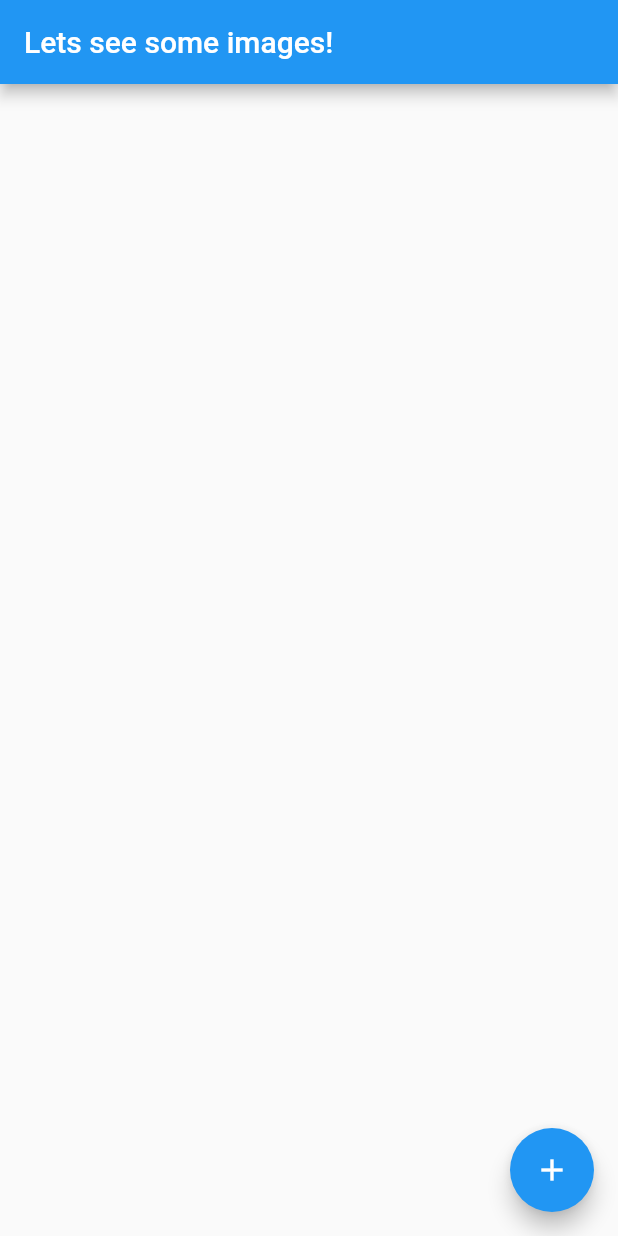
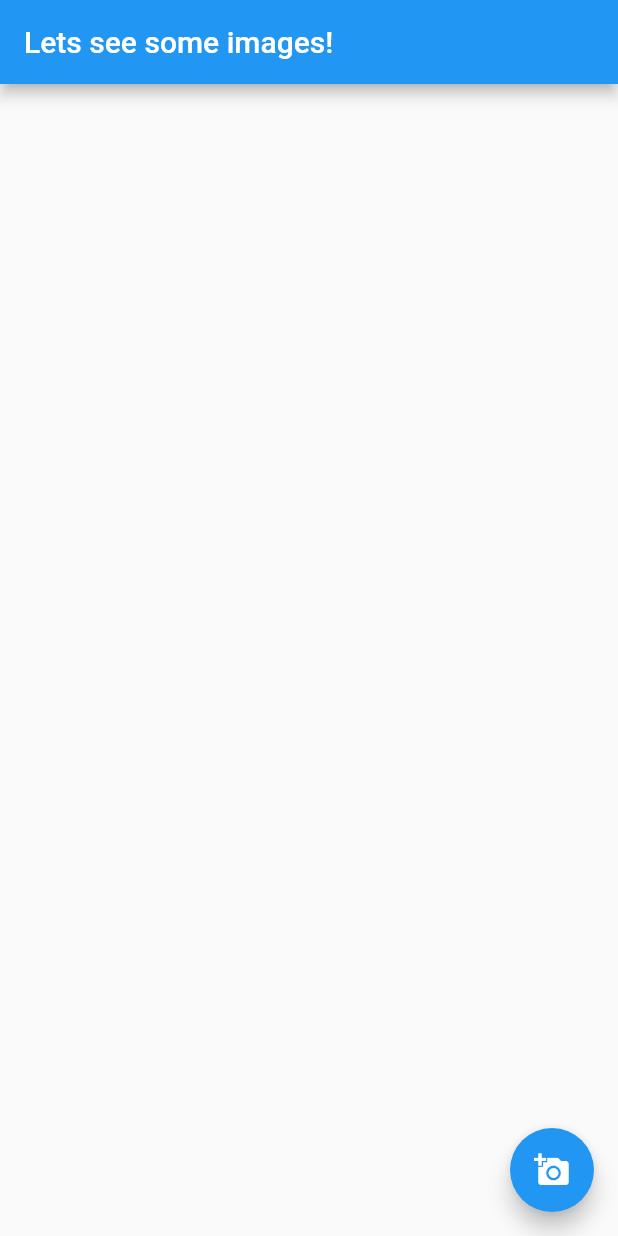
Before and after one commit to Zeztron/pics-app, a Flutter app: the screen it shows after launch, on a phone screen of 412 x 824 dp. Run offline on Flutter 3.47's test engine with Material 2 defaults, Android fonts, the phone set to English and light mode, and no system bars.

Commit message:
added http to get images and adding image

```diff
--- a/lib/main.dart
+++ b/lib/main.dart
@@ -1,4 +1,4 @@
 import 'package:flutter/material.dart';
-import 'src/app.dart';
+import 'src/app.dart' show App;
 
 void main() => runApp(App());
--- a/lib/src/app.dart
+++ b/lib/src/app.dart
@@ -1,18 +1,36 @@
 import 'package:flutter/material.dart';
+import 'package:http/http.dart' show get;
+import 'models/image_model.dart';
+import 'dart:convert';
+import 'widgets/image_list.dart';
 
-class App extends StatelessWidget {
+class App extends StatefulWidget {
+  @override
+  _AppState createState() => new _AppState();
+}
+
+class _AppState extends State<App> {
+  int counter = 0;
+  List<ImageModel> images = [];
+
+  Future<void> _fetchImage() async {
+    counter++;
+    final response = await get('https://jsonplaceholder.typicode.com/photos/$counter');
+    final imageModel = ImageModel.fromJson(json.decode(response.body));
+    setState(() => images.add(imageModel));
+  }
+
   @override
   Widget build(BuildContext context) {
     return MaterialApp(
       home: Scaffold(
+        body: ImageList(images),
         floatingActionButton: FloatingActionButton(
           child: Icon(
-            Icons.add,
+            Icons.add_a_photo,
             semanticLabel: 'Add an image',
           ),
-          onPressed: () {
-            print('Hi there');
-          },
+          onPressed: _fetchImage
         ),
         appBar: AppBar(
           title: Text('Lets see some images!'),
--- /dev/null
+++ b/lib/src/models/image_model.dart
@@ -0,0 +1,13 @@
+class ImageModel {
+  int id;
+  String url;
+  String title;
+
+  ImageModel(this.id, this.url, this.title);
+
+  ImageModel.fromJson(Map<String, dynamic> parsedJson) {
+    id = parsedJson['id'];
+    url = parsedJson['url'];
+    title = parsedJson['title'];
+  }
+}
--- /dev/null
+++ b/lib/src/widgets/image_list.dart
@@ -0,0 +1,39 @@
+import 'package:flutter/material.dart';
+import '../models/image_model.dart';
+
+class ImageList extends StatelessWidget {
+  final List<ImageModel> images;
+
+  ImageList(this.images);
+
+  @override
+  Widget build(BuildContext context) {
+    return ListView.builder(
+      itemCount: images.length,
+      itemBuilder: (context, int index) {
+        return _buildImage(images[index]);
+      },
+    );
+  }
+
+  Widget _buildImage(ImageModel image) {
+    return Container(
+      margin: EdgeInsets.all(20.0),
+      padding: EdgeInsets.all(20.0),
+      decoration: BoxDecoration(
+        border: Border.all(
+          color: Colors.grey
+        )
+      ),
+      child: Column(
+        children: <Widget> [
+          Padding(
+            child: Image.network(image.url),
+            padding: EdgeInsets.only(bottom: 10.0)
+          ),
+          Text(image.title)
+        ]
+      ),
+    );
+  }
+}
--- a/pubspec.yaml
+++ b/pubspec.yaml
@@ -23,6 +23,7 @@ environment:
 dependencies:
   flutter:
     sdk: flutter
+  http: ^0.12.1
 
 
   # The following adds the Cupertino Icons font to your application.
```
Also changed, not shown: pubspec.lock.
